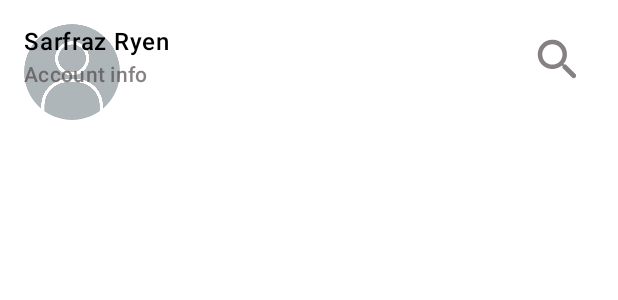
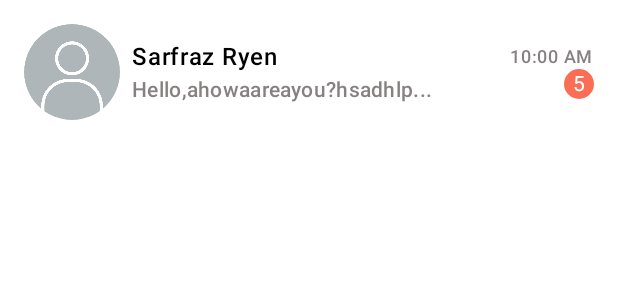
Before and after one commit to sarfrazryenpsd/bondhub, an Android app built with Jetpack Compose: the @Preview function ChatScreenUserAndSearchRowPrev, on a phone screen of 412 x 824 dp. Shown: the top 300 px of the screen. Run offline under Robolectric (Android 15) with nearby library versions, the phone set to English and light mode, and no system bars.

Commit message:
Separated MessageRow and SearchRow

```diff
--- a/app/src/main/java/com/ryen/bondhub/presentation/components/UserAndSearchRow.kt
+++ b/app/src/main/java/com/ryen/bondhub/presentation/components/UserAndSearchRow.kt
@@ -1,8 +1,7 @@
 package com.ryen.bondhub.presentation.components
 
 import android.content.Context
-import androidx.compose.animation.AnimatedVisibility
-import androidx.compose.foundation.BorderStroke
+import androidx.compose.foundation.background
 import androidx.compose.foundation.border
 import androidx.compose.foundation.layout.Arrangement
 import androidx.compose.foundation.layout.Box
@@ -13,20 +12,16 @@ import androidx.compose.foundation.layout.height
 import androidx.compose.foundation.layout.padding
 import androidx.compose.foundation.layout.size
 import androidx.compose.foundation.shape.CircleShape
-import androidx.compose.foundation.shape.RoundedCornerShape
 import androidx.compose.material.icons.Icons
 import androidx.compose.material.icons.rounded.Search
 import androidx.compose.material3.Icon
 import androidx.compose.material3.IconButton
 import androidx.compose.material3.MaterialTheme
 import androidx.compose.material3.Text
-import androidx.compose.material3.TextField
-import androidx.compose.material3.TextFieldDefaults
 import androidx.compose.runtime.Composable
 import androidx.compose.ui.Alignment
 import androidx.compose.ui.Modifier
 import androidx.compose.ui.draw.clip
-import androidx.compose.ui.graphics.Brush
 import androidx.compose.ui.graphics.Color
 import androidx.compose.ui.layout.ContentScale
 import androidx.compose.ui.platform.LocalContext
@@ -41,15 +36,16 @@ import com.ryen.bondhub.R
 import com.ryen.bondhub.presentation.theme.Primary
 import com.ryen.bondhub.presentation.theme.Secondary
 
-//SEPERATE MESSAGEROW TO REUSES
 
 @Composable
 fun ChatScreenUserAndSearchRow(
     context: Context,
     profilePictureUrl: String,
     displayName: String,
-    searchMode: Boolean,
-    searchText: String,
+    messageMode: Boolean,
+    lastMessage: String,
+    lastMessageTime: String,
+    unreadMessageCount: Int
 ) {
     Row (
         modifier = Modifier
@@ -59,7 +55,6 @@ fun ChatScreenUserAndSearchRow(
         verticalAlignment = Alignment.CenterVertically,
         horizontalArrangement = Arrangement.spacedBy(8.dp)
     ){
-        AnimatedVisibility(!searchMode){
         AsyncImage(
             model = ImageRequest.Builder(context)
                 .data(profilePictureUrl)
@@ -80,12 +75,21 @@ fun ChatScreenUserAndSearchRow(
                 style = MaterialTheme.typography.bodyLarge.copy(fontWeight = FontWeight.SemiBold)
             )
             Text(
-                    text = "Account info",
+                text = if(!messageMode) {
+                    "Account info"
+                } else {
+                    if(lastMessage.length > 26){
+                        lastMessage.take(26) + "..."
+                    } else{
+                        lastMessage
+                    }
+                },
                 style = MaterialTheme.typography.bodyMedium.copy(fontWeight = FontWeight.Medium),
                 color = Secondary.copy(alpha = 0.7f)
             )
         }
         Box(modifier = Modifier.fillMaxWidth(), contentAlignment = Alignment.CenterEnd) {
+            if(!messageMode){
                 IconButton(onClick = {}) {
                     Icon(
                         imageVector = Icons.Rounded.Search,
@@ -94,44 +98,30 @@ fun ChatScreenUserAndSearchRow(
                         modifier = Modifier.size(36.dp)
                     )
                 }
+            } else{
+                Column(modifier = Modifier.height(48.dp), verticalArrangement = Arrangement.Center, horizontalAlignment = Alignment.End) {
+                    Text(
+                        text = lastMessageTime,
+                        style = MaterialTheme.typography.labelMedium,
+                        color = Secondary.copy(alpha = 0.7f)
+                    )
+                    if (unreadMessageCount > 0) {
+                        Box(
+                            modifier = Modifier
+                                .size(20.dp)
+                                .background(Primary, CircleShape)
+                                .align(Alignment.End),
+                            contentAlignment = Alignment.Center
+                        ) {
+                            Text(
+                                text = unreadMessageCount.toString(),
+                                style = MaterialTheme.typography.bodyMedium.copy(fontWeight = FontWeight.Normal),
+                                color = Color.White
+                            )
                         }
                     }
-
-        AnimatedVisibility(searchMode){
-            TextField(
-                value = searchText,
-                onValueChange = {
-
-                },
-                trailingIcon = {
-                    Icon(
-                        imageVector = Icons.Rounded.Search,
-                        contentDescription = "Search",
-                        tint = Primary,
-                        modifier = Modifier.size(36.dp)
-                    )
-                },
-                modifier = Modifier
-                    .fillMaxWidth()
-                    .border(
-                        BorderStroke(
-                            width = 4.dp,
-                            brush = Brush.horizontalGradient(
-                                listOf(
-                                    Primary,
-                                    Primary.copy(alpha = 0.2f)
-                                )
-                            )
-                        ),
-                        shape = RoundedCornerShape(50)
-                    ),
-                colors = TextFieldDefaults.colors(
-                    focusedContainerColor = Color.Transparent,
-                    focusedIndicatorColor = Color.Transparent,
-                    unfocusedIndicatorColor = Color.Transparent,
-                    unfocusedContainerColor = Color.Transparent,
-                )
-            )
+                }
+            }
         }
     }
 }
@@ -143,7 +133,22 @@ private fun ChatScreenUserAndSearchRowPrev() {
         context = LocalContext.current,
         profilePictureUrl = "",
         displayName = "Sarfraz Ryen",
-        searchMode = false,
-        searchText = "Kyaaa"
+        messageMode = true,
+        lastMessage = "Hello,ahowaareayou?hsadhlpdasdsad",
+        lastMessageTime = "10:00 AM",
+        unreadMessageCount = 5
     )
 }
+@Preview(showBackground = true)
+@Composable
+private fun ChatScreenUserAndSearchRowPrev2() {
+    ChatScreenUserAndSearchRow(
+        context = LocalContext.current,
+        profilePictureUrl = "",
+        displayName = "Sarfraz Ryen",
+        messageMode = false,
+        lastMessage = "",
+        lastMessageTime = "10:00 AM",
+        unreadMessageCount = 0
+    )
+}
```
Also changed, not shown: app/src/main/java/com/ryen/bondhub/presentation/components/SearchField.kt (added, +68 -0 lines). Lines whose indentation alone changed are shown as unchanged.
